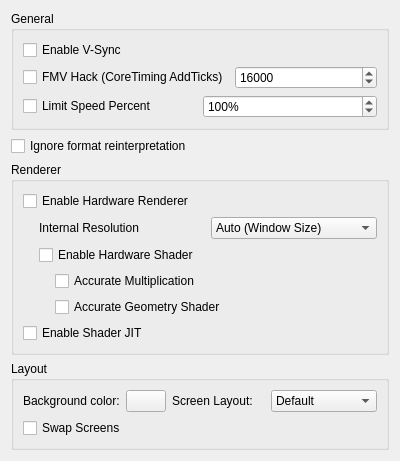
This is src/citra_qt/configuration/configure_graphics.ui in taken2009/citra as Qt 5 draws it before an edit. The edited form follows.
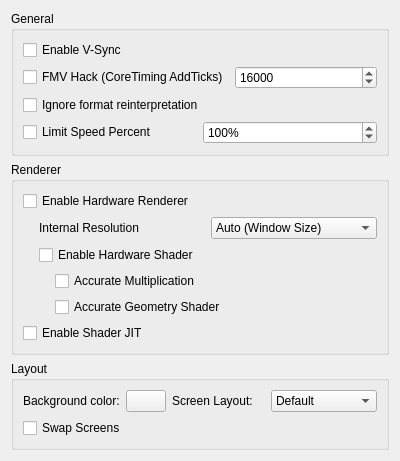
This is the edited form.

Commit message: Fix Ignore format reinterpretation

The edit to the form file:
```diff
--- a/src/citra_qt/configuration/configure_graphics.ui
+++ b/src/citra_qt/configuration/configure_graphics.ui
@@ -51,6 +51,13 @@
           </item>
          </layout>
         </item>
+      <item>
+     <widget class="QCheckBox" name="toggle_bos">
+      <property name="text">
+       <string>Ignore format reinterpretation</string>
+      </property>
+     </widget>
+    </item>
       <item>
        <layout class="QHBoxLayout" name="horizontalLayout_2">
         <item>
@@ -81,13 +88,6 @@
      </layout>
     </widget>
    </item>
-    <item>
-     <widget class="QCheckBox" name="toggle_bos">
-      <property name="text">
-       <string>Ignore format reinterpretation</string>
-      </property>
-     </widget>
-    </item>
    <item>
     <widget class="QGroupBox" name="rendererBox">
      <property name="title">
```
